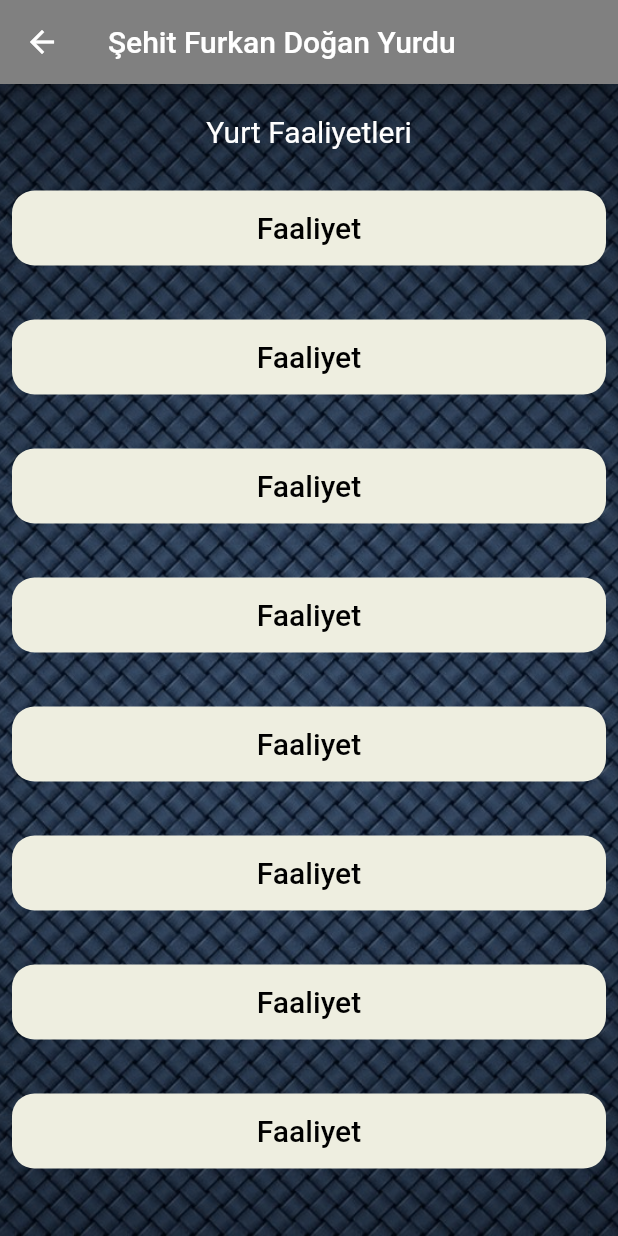
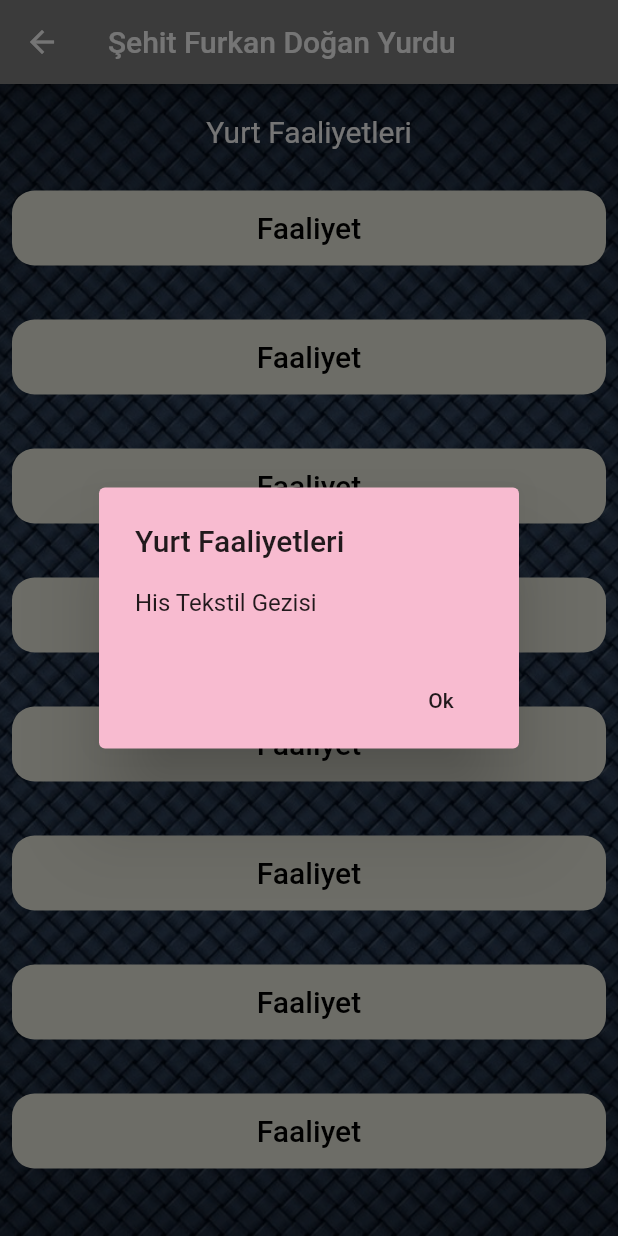
Before and after one commit to memin745/Flutter_Yurt, a Flutter app: the YurtFaaliyetleriPage screen opened directly, after a tap on "Faaliyet", on a phone screen of 412 x 824 dp. Run offline on Flutter 3.47's test engine with Material 2 defaults, Android fonts, the phone set to English and light mode, and no system bars; our stand-ins replace carousel_pro, firebase_auth, firebase_core, fluttertoast; accounts and stored records are empty.

```diff
--- a/lib/profil/yurtfaaliyetleri.dart
+++ b/lib/profil/yurtfaaliyetleri.dart
@@ -94,6 +94,23 @@ class _YurtFaaliyetleriPageState extends State<YurtFaaliyetleriPage> {
   }
 }
 Widget YurtFaaliyetleri(String title , context){
+  void _showDialog(){
+    showDialog(context: context, builder: (context){
+      return AlertDialog(
+        backgroundColor: Colors.pink[100],
+        title: Text('Yurt Faaliyetleri'),
+        content: Text("His Tekstil Gezisi"),
+        actions: [
+          MaterialButton(
+            onPressed: (){
+              Navigator.pop(context);
+            },
+            child: Text('Ok'),
+          ),
+        ],
+      );
+    });
+  }
   Size size = MediaQuery.of(context).size;
   return Container(
 
@@ -102,7 +119,7 @@ Widget YurtFaaliyetleri(String title , context){
               decoration: BoxDecoration(borderRadius: BorderRadius.circular(15),color: Color(0xFFeeeee0)),
               width: 200,
               height: 50,
-              child: TextButton(onPressed: () => {},
+              child: TextButton(onPressed:_showDialog,
               child: Text(title,style: TextStyle(fontSize: 20,color: Colors.black)
    ),
               ),
```
Also changed, not shown: lib/profil/izinislemleri.dart (+20 -2 lines).
